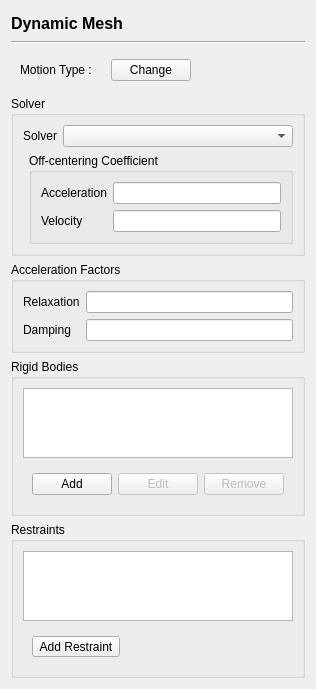
Before: the Qt Designer form baramFlow/view/setup/dynamic_mesh/dynamic_mesh_page.ui in xupeiwust/baram, drawn with Qt 5.
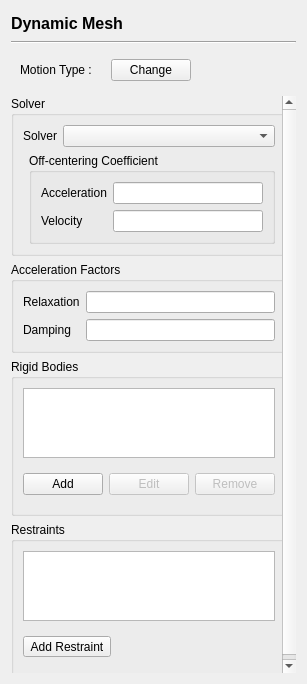
After: the same form once the commit is applied. The open tabs and pages were chosen to show the change. Custom widgets are drawn as their Qt base class.

Commit message: rigid body dynamics under work

```diff
--- a/baramFlow/view/setup/dynamic_mesh/dynamic_mesh_page.ui
+++ b/baramFlow/view/setup/dynamic_mesh/dynamic_mesh_page.ui
@@ -6,8 +6,8 @@
    <rect>
     <x>0</x>
     <y>0</y>
-    <width>299</width>
-    <height>671</height>
+    <width>307</width>
+    <height>684</height>
    </rect>
   </property>
   <property name="windowTitle">
@@ -219,7 +219,49 @@
         <number>0</number>
        </property>
        <item>
+        <widget class="QScrollArea" name="rbdScrollArea">
+         <property name="frameShape">
+          <enum>QFrame::NoFrame</enum>
+         </property>
+         <property name="horizontalScrollBarPolicy">
+          <enum>Qt::ScrollBarAlwaysOff</enum>
+         </property>
+         <property name="sizeAdjustPolicy">
+          <enum>QAbstractScrollArea::AdjustToContents</enum>
+         </property>
+         <property name="widgetResizable">
+          <bool>true</bool>
+         </property>
+         <widget class="QWidget" name="rbdScrollContents">
+          <property name="geometry">
+           <rect>
+            <x>0</x>
+            <y>0</y>
+            <width>289</width>
+            <height>579</height>
+           </rect>
+          </property>
+          <layout class="QVBoxLayout" name="rbdScrollLayout" stretch="0,0,0,0">
+           <property name="leftMargin">
+            <number>0</number>
+           </property>
+           <property name="topMargin">
+            <number>0</number>
+           </property>
+           <property name="rightMargin">
+            <number>0</number>
+           </property>
+           <property name="bottomMargin">
+            <number>0</number>
+           </property>
+           <item>
         <widget class="QGroupBox" name="solverGroup">
+             <property name="sizePolicy">
+              <sizepolicy hsizetype="Preferred" vsizetype="Maximum">
+               <horstretch>0</horstretch>
+               <verstretch>0</verstretch>
+              </sizepolicy>
+             </property>
          <property name="title">
           <string>Solver</string>
          </property>
@@ -303,7 +345,7 @@
                 <property name="title">
                  <string>Off-centering Coefficient</string>
                 </property>
-                <layout class="QGridLayout" name="gridLayout_2" rowstretch="0,0,0">
+                    <layout class="QGridLayout" name="gridLayout_2" rowstretch="0,0">
                  <item row="1" column="0">
                   <widget class="QLabel" name="velOffCoeffLabel">
                    <property name="text">
@@ -337,6 +379,12 @@
        </item>
        <item>
         <widget class="QGroupBox" name="accGroup">
+             <property name="sizePolicy">
+              <sizepolicy hsizetype="Preferred" vsizetype="Maximum">
+               <horstretch>0</horstretch>
+               <verstretch>0</verstretch>
+              </sizepolicy>
+             </property>
          <property name="title">
           <string>Acceleration Factors</string>
          </property>
@@ -371,11 +419,27 @@
          </property>
          <layout class="QVBoxLayout" name="bodiesGroupLayout">
           <item>
-           <widget class="QListWidget" name="bodyList"/>
+               <widget class="QListWidget" name="bodyList">
+                <property name="verticalScrollBarPolicy">
+                 <enum>Qt::ScrollBarAlwaysOff</enum>
+                </property>
+                <property name="horizontalScrollBarPolicy">
+                 <enum>Qt::ScrollBarAlwaysOff</enum>
+                </property>
+                <property name="sizeAdjustPolicy">
+                 <enum>QAbstractScrollArea::AdjustToContents</enum>
+                </property>
+               </widget>
           </item>
           <item>
            <widget class="QWidget" name="bodyButtonWidget" native="true">
             <layout class="QHBoxLayout" name="bodyButtonLayout">
+                 <property name="leftMargin">
+                  <number>0</number>
+                 </property>
+                 <property name="rightMargin">
+                  <number>0</number>
+                 </property>
              <item>
               <widget class="QPushButton" name="addBodyButton">
                <property name="text">
@@ -433,11 +497,26 @@
             <property name="contextMenuPolicy">
              <enum>Qt::CustomContextMenu</enum>
             </property>
+                <property name="verticalScrollBarPolicy">
+                 <enum>Qt::ScrollBarAlwaysOff</enum>
+                </property>
+                <property name="horizontalScrollBarPolicy">
+                 <enum>Qt::ScrollBarAlwaysOff</enum>
+                </property>
+                <property name="sizeAdjustPolicy">
+                 <enum>QAbstractScrollArea::AdjustToContents</enum>
+                </property>
            </widget>
           </item>
           <item>
            <widget class="QWidget" name="addRestraintWidget" native="true">
             <layout class="QHBoxLayout" name="addRestraintLayout">
+                 <property name="leftMargin">
+                  <number>0</number>
+                 </property>
+                 <property name="rightMargin">
+                  <number>0</number>
+                 </property>
              <item>
               <widget class="QToolButton" name="addRestraintButton">
                <property name="text">
@@ -465,6 +544,10 @@
            </widget>
           </item>
          </layout>
+            </widget>
+           </item>
+          </layout>
+         </widget>
         </widget>
        </item>
       </layout>
```
Left out of the diff: 11 changed lines with no effect on the pictures. Lines whose indentation alone changed are shown as unchanged. The commit also changes 6 other files.
